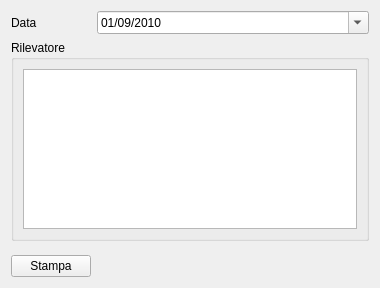
Before: the Qt Designer form ui/wdgSezPrincipale.ui in faunalia/rt_omero, drawn with Qt 5.
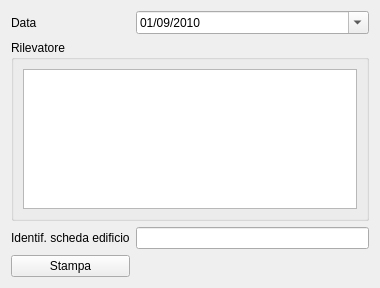
After: the same form once the commit is applied.

```diff
--- a/ui/wdgSezPrincipale.ui
+++ b/ui/wdgSezPrincipale.ui
@@ -69,7 +69,7 @@
      </layout>
     </widget>
    </item>
-   <item row="2" column="0">
+   <item row="3" column="0">
     <spacer name="verticalSpacer">
      <property name="orientation">
       <enum>Qt::Vertical</enum>
@@ -82,13 +82,27 @@
      </property>
     </spacer>
    </item>
-   <item row="3" column="0">
+   <item row="4" column="0">
     <widget class="QPushButton" name="printBtn">
      <property name="text">
       <string>Stampa</string>
      </property>
     </widget>
    </item>
+   <item row="2" column="1">
+    <widget class="QLineEdit" name="schedaID">
+     <property name="readOnly">
+      <bool>true</bool>
+     </property>
+    </widget>
+   </item>
+   <item row="2" column="0">
+    <widget class="QLabel" name="label">
+     <property name="text">
+      <string>Identif. scheda edificio</string>
+     </property>
+    </widget>
+   </item>
   </layout>
  </widget>
  <resources/>
```
